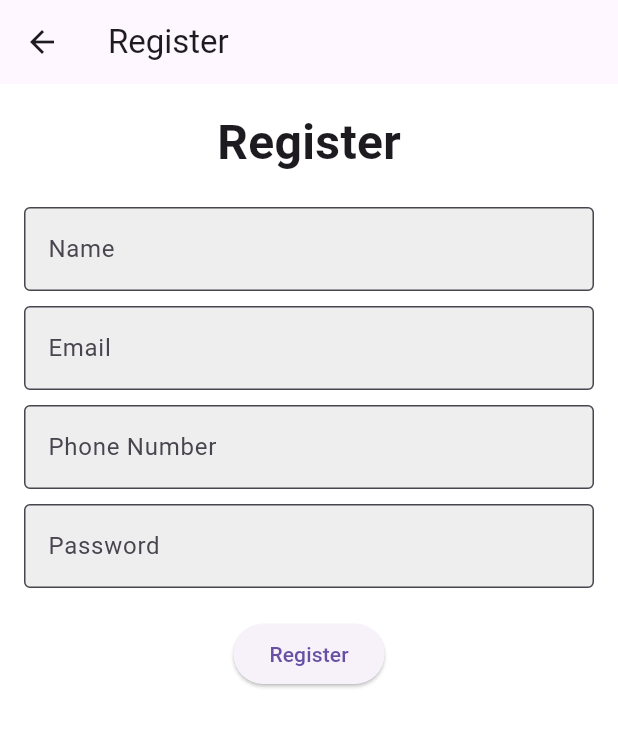
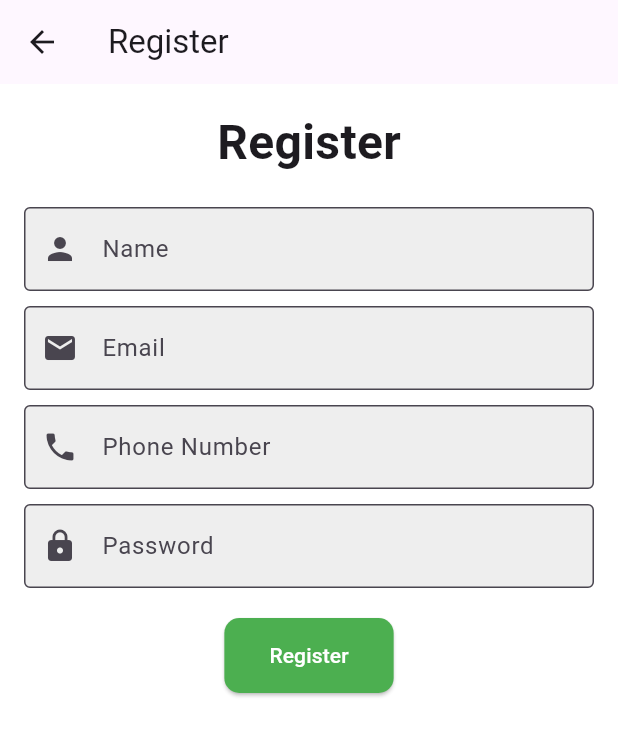
Before and after one commit to raaahulr/quizapp, a Flutter app: the screen it shows after launch, after a tap on "Login", after a tap on "Register", on a phone screen of 412 x 824 dp. Shown: the top 736 px of the screen. Run offline on Flutter 3.47's test engine with Material 3 defaults, Android fonts, the phone set to English and light mode, and no system bars; our stand-ins replace flutter_secure_storage; network calls fail.

Commit message:
third commit

```diff
--- a/lib/login_screen.dart
+++ b/lib/login_screen.dart
@@ -1,7 +1,7 @@
 import 'package:flutter/material.dart';
 import 'package:http/http.dart' as http;
 import 'dart:convert';
-
+import 'package:flutter_secure_storage/flutter_secure_storage.dart';
 import 'package:quiz_app/registration_screen.dart';
 
 class LoginScreen extends StatefulWidget {
@@ -16,6 +16,7 @@ class _LoginScreenState extends State<LoginScreen> {
   final emailController = TextEditingController();
   final passwordController = TextEditingController();
   String? errorMessage;
+  final storage = FlutterSecureStorage();
 
   Future<void> _performLogin() async {
     if (emailController.text.isEmpty || passwordController.text.isEmpty) {
@@ -26,8 +27,6 @@ class _LoginScreenState extends State<LoginScreen> {
     }
 
     try {
-      print('Attempting login with email: ${emailController.text}');
-
       final response = await http.post(
         Uri.parse('http://10.0.2.2/backendQuiz/public/login'),
         headers: {
@@ -39,30 +38,19 @@ class _LoginScreenState extends State<LoginScreen> {
         }),
       );
 
-      print('Response Status Code: ${response.statusCode}');
-      print('Response Body: ${response.body}');
-
       final responseData = json.decode(response.body);
 
       if (response.statusCode == 200 && responseData['status'] == 'success') {
-        print('Login Successful');
-        String email = emailController.text; // Use the email directly
-        widget.onLogin(email); // Pass the email to the callback
+        String token = responseData['token'];
+        print("This is the token key: $token");
+        await storage.write(key: 'jwt_token', value: token);
+        widget.onLogin(emailController.text);
       } else {
-        print('Login Failed: ${responseData['message']}');
         setState(() {
-          if (responseData['message'] is Map) {
-            // Handle validation errors
-            errorMessage = (responseData['message'] as Map<String, dynamic>)
-                .values
-                .join(', ');
-          } else {
-            errorMessage = responseData['message'] ?? 'Login failed';
-          }
+          errorMessage = responseData['message'] ?? 'Login failed';
         });
       }
     } catch (e) {
-      print('Login Error: $e');
       setState(() {
         errorMessage = 'Network error: $e';
       });
@@ -92,6 +80,7 @@ class _LoginScreenState extends State<LoginScreen> {
                     border: OutlineInputBorder(),
                     filled: true,
                     fillColor: Colors.grey[200],
+                    prefixIcon: Icon(Icons.email),
                   ),
                 ),
                 SizedBox(height: 10),
@@ -103,12 +92,47 @@ class _LoginScreenState extends State<LoginScreen> {
                     border: OutlineInputBorder(),
                     filled: true,
                     fillColor: Colors.grey[200],
+                    prefixIcon: Icon(Icons.lock),
                   ),
                 ),
                 SizedBox(height: 20),
                 ElevatedButton(
                   onPressed: _performLogin,
+                  style: ElevatedButton.styleFrom(
+                    backgroundColor: Colors.blue,
+                    foregroundColor: Colors.white,
+                    padding: EdgeInsets.symmetric(
+                      horizontal: 30,
+                      vertical: 15,
+                    ),
+                    shape: RoundedRectangleBorder(
+                      borderRadius: BorderRadius.circular(10),
+                    ),
+                  ),
                   child: Text('Login'),
+                ),
+                SizedBox(height: 10),
+                TextButton(
+                  onPressed: () {
+                    Navigator.push(
+                      context,
+                      MaterialPageRoute(
+                        builder: (context) => RegistrationScreen(),
+                      ),
+                    );
+                  },
+                  style: TextButton.styleFrom(
+                    backgroundColor: Colors.grey,
+                    foregroundColor: Colors.black,
+                    padding: EdgeInsets.symmetric(
+                      horizontal: 20,
+                      vertical: 10,
+                    ), // Padding
+                    shape: RoundedRectangleBorder(
+                      borderRadius: BorderRadius.circular(8),
+                    ),
+                  ),
+                  child: Text('Register'),
                 ),
                 if (errorMessage != null)
                   Padding(
@@ -118,16 +142,6 @@ class _LoginScreenState extends State<LoginScreen> {
                       style: TextStyle(color: Colors.red),
                     ),
                   ),
-                TextButton(
-                  onPressed: () {
-                    Navigator.push(
-                      context,
-                      MaterialPageRoute(
-                          builder: (context) => RegistrationScreen()),
-                    );
-                  },
-                  child: Text('Register'),
-                ),
               ],
             ),
           ),
--- a/lib/quiz.dart
+++ b/lib/quiz.dart
@@ -1,4 +1,5 @@
 import 'package:flutter/material.dart';
+import 'package:flutter_secure_storage/flutter_secure_storage.dart';
 import 'package:quiz_app/data/questions.dart';
 import 'package:quiz_app/questions_screen.dart';
 import 'package:quiz_app/results_screen.dart';
@@ -27,9 +28,12 @@ class _QuizState extends State<Quiz> {
   }
 
   void restartQuiz() {
+    // Clear the stored token and navigate to the login screen
+    FlutterSecureStorage().delete(key: 'jwt_token');
+
     setState(() {
       selectedAnswers = [];
-      activeScreen = 'questions-screen';
+      activeScreen = 'login-screen'; // Switch to the login screen
     });
   }
 
--- a/lib/registration_screen.dart
+++ b/lib/registration_screen.dart
@@ -88,6 +88,7 @@ class _RegistrationScreenState extends State<RegistrationScreen> {
                   border: OutlineInputBorder(),
                   filled: true,
                   fillColor: Colors.grey[200],
+                  prefixIcon: Icon(Icons.person),
                 ),
               ),
               SizedBox(height: 10),
@@ -98,6 +99,7 @@ class _RegistrationScreenState extends State<RegistrationScreen> {
                   border: OutlineInputBorder(),
                   filled: true,
                   fillColor: Colors.grey[200],
+                  prefixIcon: Icon(Icons.email),
                 ),
               ),
               SizedBox(height: 10),
@@ -108,6 +110,7 @@ class _RegistrationScreenState extends State<RegistrationScreen> {
                   border: OutlineInputBorder(),
                   filled: true,
                   fillColor: Colors.grey[200],
+                  prefixIcon: Icon(Icons.phone),
                 ),
               ),
               SizedBox(height: 10),
@@ -119,11 +122,20 @@ class _RegistrationScreenState extends State<RegistrationScreen> {
                   border: OutlineInputBorder(),
                   filled: true,
                   fillColor: Colors.grey[200],
+                  prefixIcon: Icon(Icons.lock),
                 ),
               ),
               SizedBox(height: 20),
               ElevatedButton(
                 onPressed: _performRegistration,
+                style: ElevatedButton.styleFrom(
+                  backgroundColor: Colors.green,
+                  foregroundColor: Colors.white,
+                  padding: EdgeInsets.symmetric(horizontal: 30, vertical: 15),
+                  shape: RoundedRectangleBorder(
+                    borderRadius: BorderRadius.circular(10),
+                  ),
+                ),
                 child: Text('Register'),
               ),
               if (errorMessage != null)
```
Also changed, not shown: lib/results_screen.dart (+68 -18 lines), pubspec.yaml (+2 -31 lines), pubspec.lock, 7 other files.
